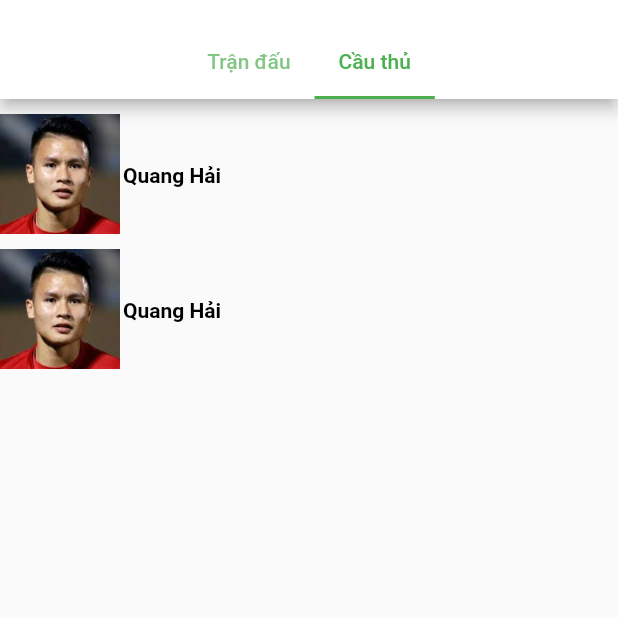
After one commit to ducnm2k/v-league, a Flutter app: the screen it shows after launch, tab 2 chosen, on a phone screen of 412 x 824 dp, the top half of it. The commit adds this screen. Run offline on Flutter 3.47's test engine with Material 2 defaults, Android fonts, the phone set to English and light mode, and no system bars; our stand-ins replace dio, firebase_auth, firebase_core, firebase_messaging, flutter_local_notifications, google_sign_in; accounts and stored records are empty.

Commit message:
cau thu and match detail

```diff
--- a/lib/main.dart
+++ b/lib/main.dart
@@ -2,6 +2,7 @@ import 'package:firebase_core/firebase_core.dart';
 import 'package:firebase_messaging/firebase_messaging.dart';
 import 'package:flutter/material.dart';
 import 'package:v_leauge/footer_bar.dart';
+import 'package:v_leauge/screens/football_match_schedule_and_football_player_screen/details.dart';
 import 'package:v_leauge/screens/football_match_schedule_and_football_player_screen/football_main.dart';
 import 'package:v_leauge/screens/football_match_schedule_and_football_player_screen/football_schedule.dart';
 import 'package:v_leauge/screens/football_match_schedule_and_football_player_screen/screens_schedule_players.dart';
@@ -31,13 +32,17 @@ class MyApp extends StatelessWidget {
     return MaterialApp(
       theme: ThemeData(
 
-       // primarySwatch: Colors.green,
+        primarySwatch: Colors.green,
 
-        primarySwatch: Colors.blue,
+       // primarySwatch: Colors.blue,
 
       ),
 
-      home: Notification(),
+
+      //home: Notification(),
+
+      home: Details(),
+
       //home: Notification(),
       routes: {
         "red": (_) => FooterBar(),
--- /dev/null
+++ b/lib/screens/football_match_schedule_and_football_player_screen/cauthu.dart
@@ -0,0 +1,85 @@
+import 'package:flutter/material.dart';
+
+class CauThu extends StatelessWidget {
+  const CauThu({Key? key}) : super(key: key);
+
+  @override
+  Widget build(BuildContext context) {
+    return SingleChildScrollView(
+      child: Column(
+        mainAxisAlignment: MainAxisAlignment.start,
+        crossAxisAlignment: CrossAxisAlignment.start,
+        children: [
+          SizedBox(
+            height: 10,
+          ),
+          Container(
+              child: Row(
+            children: [
+              Image.asset(
+                "assets/images/quanghai.jpg",
+                height: 80,
+                width: 80,
+              ),
+              Container(
+                padding: EdgeInsets.only(
+                  top: 2,
+                  left: 2,
+                  right: 2,
+                ),
+                child: Text(
+                  "Quang Hải",
+                  style: TextStyle(
+                    color: Colors.black,
+                    fontWeight: FontWeight.bold,
+                    fontSize: 14,
+                  ),
+                ),
+              ),
+            ],
+          )),
+          Padding(
+            padding: const EdgeInsets.only(top: 10),
+            child: Row(
+              crossAxisAlignment: CrossAxisAlignment.center,
+              mainAxisAlignment: MainAxisAlignment.spaceBetween,
+              children: [
+                Row(
+                  crossAxisAlignment: CrossAxisAlignment.start,
+                  children: [
+                    Container(
+                      child: Row(
+                        children: [
+                          Image.asset(
+                            "assets/images/quanghai.jpg",
+                            height: 80,
+                            width: 80,
+                          ),
+                          Container(
+                            padding: EdgeInsets.only(
+                              top: 2,
+                              left: 2,
+                              right: 2,
+                            ),
+                            child: Text(
+                              "Quang Hải",
+                              style: TextStyle(
+                                color: Colors.black,
+                                fontWeight: FontWeight.bold,
+                                fontSize: 14,
+                              ),
+                            ),
+                          ),
+                        ],
+                      ),
+                    ),
+                  ],
+                )
+              ],
+            ),
+          ),
+        ],
+      ),
+    );
+  }
+}
--- /dev/null
+++ b/lib/screens/football_match_schedule_and_football_player_screen/details.dart
@@ -0,0 +1,77 @@
+import 'package:flutter/material.dart';
+import 'package:v_leauge/screens/football_match_schedule_and_football_player_screen/cauthu.dart';
+import 'package:v_leauge/screens/football_match_schedule_and_football_player_screen/match_detail.dart';
+
+class Details extends StatefulWidget {
+  const Details({Key? key}) : super(key: key);
+
+  @override
+  State<Details> createState() => _DetailsState();
+}
+
+class _DetailsState extends State<Details>
+    with SingleTickerProviderStateMixin {
+  List<Tab> tabList = [
+    Tab(
+      child: Text("Trận đấu"),
+    ),
+    Tab(
+      child: Text("Cầu thủ"),
+    ),
+  ];
+  static const List<Widget> _views = [
+    Center(
+      child: Scaffold(
+        body: MatchDetail(),
+      ),
+    ),
+    Center(
+      child: Scaffold(
+        body: CauThu(),
+      ),
+    ),
+  ];
+
+  late TabController tabController;
+
+  @override
+  void initState() {
+    super.initState();
+    tabController = TabController(length: 2, vsync: this);
+  }
+
+  @override
+  void dispose() {
+    tabController.dispose();
+    super.dispose();
+  }
+
+  @override
+  Widget build(BuildContext context) {
+    return
+      SafeArea(
+        child: Scaffold(
+          appBar: AppBar(
+            backgroundColor: Colors.white,
+            bottom: PreferredSize(
+              preferredSize: Size.fromHeight(10.0),
+              child: TabBar(
+                indicatorColor: Colors.green,
+                isScrollable: true,
+                labelColor: Colors.green,
+                controller: tabController,
+                tabs: tabList,
+              ),
+            ),
+          ),
+
+          body: TabBarView(
+            controller: tabController,
+            children: _views,
+          ),
+        ),
+
+
+      );
+  }
+}
```
Also changed, not shown: lib/screens/football_match_schedule_and_football_player_screen/match_detail.dart (added, +174 -0 lines).
